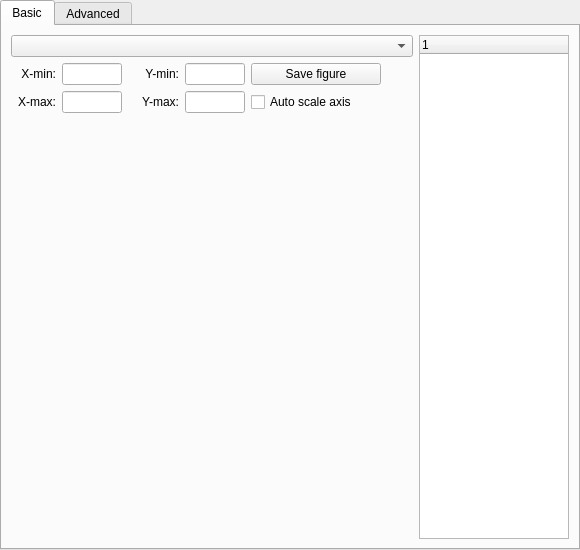
This is mlmodel_UI/plotwindow.ui in classmodel/modelgui as Qt 5 draws it before an edit. The edited form follows.
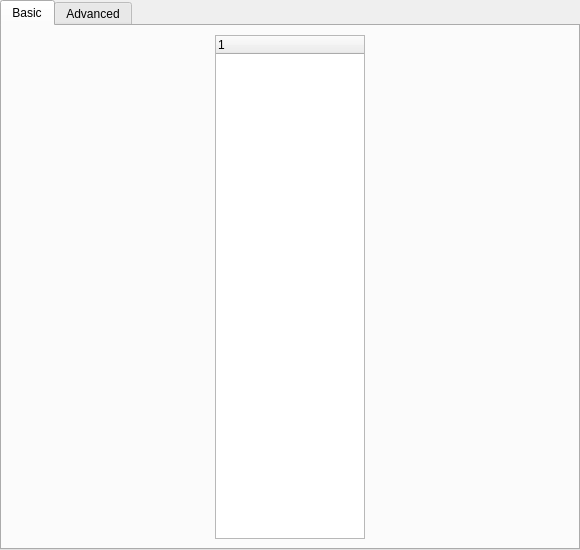
This is the edited form.

Commit message: Added .ui for plotarea -> merged into plotwindow. + minor clean up of code.

```diff
--- a/mlmodel_UI/plotwindow.ui
+++ b/mlmodel_UI/plotwindow.ui
@@ -26,292 +26,17 @@
    <attribute name="title">
     <string>Basic</string>
    </attribute>
-   <layout class="QHBoxLayout" name="horizontalLayout" stretch="1,0">
+   <layout class="QHBoxLayout" name="horizontalLayout" stretch="0">
     <item>
-     <layout class="QVBoxLayout" name="plotLayout">
+     <layout class="QVBoxLayout" name="modelrunlayout">
       <item>
-       <layout class="QGridLayout" name="plotLayoutGrid">
-        <item row="1" column="0">
-         <layout class="QHBoxLayout" name="layout_xmin">
-          <item>
-           <widget class="QLabel" name="xminLabel">
-            <property name="minimumSize">
-             <size>
-              <width>45</width>
-              <height>0</height>
-             </size>
-            </property>
-            <property name="text">
-             <string>X-min:</string>
-            </property>
-            <property name="alignment">
-             <set>Qt::AlignRight|Qt::AlignTrailing|Qt::AlignVCenter</set>
-            </property>
-           </widget>
-          </item>
-          <item>
-           <widget class="QLineEdit" name="xminInput">
-            <property name="minimumSize">
-             <size>
-              <width>60</width>
-              <height>0</height>
-             </size>
-            </property>
-            <property name="maximumSize">
-             <size>
-              <width>100</width>
-              <height>1000</height>
-             </size>
-            </property>
-           </widget>
-          </item>
-         </layout>
-        </item>
-        <item row="1" column="2">
-         <layout class="QHBoxLayout" name="layout_ymin">
-          <property name="sizeConstraint">
-           <enum>QLayout::SetFixedSize</enum>
-          </property>
-          <item>
-           <widget class="QLabel" name="yminLabel">
-            <property name="minimumSize">
-             <size>
-              <width>45</width>
-              <height>0</height>
-             </size>
-            </property>
-            <property name="text">
-             <string>Y-min:</string>
-            </property>
-            <property name="alignment">
-             <set>Qt::AlignRight|Qt::AlignTrailing|Qt::AlignVCenter</set>
-            </property>
-           </widget>
-          </item>
-          <item>
-           <widget class="QLineEdit" name="yminInput">
-            <property name="minimumSize">
-             <size>
-              <width>60</width>
-              <height>0</height>
-             </size>
-            </property>
-            <property name="maximumSize">
-             <size>
-              <width>100</width>
-              <height>1000</height>
-             </size>
-            </property>
-           </widget>
-          </item>
-         </layout>
-        </item>
-        <item row="1" column="4">
-         <spacer name="horizontalSpacer">
-          <property name="orientation">
-           <enum>Qt::Horizontal</enum>
-          </property>
-          <property name="sizeHint" stdset="0">
-           <size>
-            <width>10000</width>
-            <height>20</height>
-           </size>
-          </property>
-         </spacer>
-        </item>
-        <item row="2" column="0">
-         <layout class="QHBoxLayout" name="layout_xmax">
-          <item>
-           <widget class="QLabel" name="xmaxLabel">
-            <property name="minimumSize">
-             <size>
-              <width>45</width>
-              <height>0</height>
-             </size>
-            </property>
-            <property name="text">
-             <string>X-max:</string>
-            </property>
-            <property name="alignment">
-             <set>Qt::AlignRight|Qt::AlignTrailing|Qt::AlignVCenter</set>
-            </property>
-           </widget>
-          </item>
-          <item>
-           <widget class="QLineEdit" name="xmaxInput">
-            <property name="minimumSize">
-             <size>
-              <width>60</width>
-              <height>0</height>
-             </size>
-            </property>
-            <property name="maximumSize">
-             <size>
-              <width>100</width>
-              <height>1000</height>
-             </size>
-            </property>
-           </widget>
-          </item>
-         </layout>
-        </item>
-        <item row="2" column="2">
-         <layout class="QHBoxLayout" name="layout_ymax">
-          <item>
-           <widget class="QLabel" name="ymaxLabel">
-            <property name="minimumSize">
-             <size>
-              <width>45</width>
-              <height>0</height>
-             </size>
-            </property>
-            <property name="text">
-             <string>Y-max:</string>
-            </property>
-            <property name="alignment">
-             <set>Qt::AlignRight|Qt::AlignTrailing|Qt::AlignVCenter</set>
-            </property>
-           </widget>
-          </item>
-          <item>
-           <widget class="QLineEdit" name="ymaxInput">
-            <property name="minimumSize">
-             <size>
-              <width>60</width>
-              <height>0</height>
-             </size>
-            </property>
-            <property name="maximumSize">
-             <size>
-              <width>100</width>
-              <height>1000</height>
-             </size>
-            </property>
-           </widget>
-          </item>
-         </layout>
-        </item>
-        <item row="0" column="0" colspan="5">
-         <widget class="QComboBox" name="plotvar">
-          <property name="maximumSize">
-           <size>
-            <width>2000</width>
-            <height>2000</height>
-           </size>
-          </property>
-         </widget>
-        </item>
-        <item row="1" column="3">
-         <widget class="QPushButton" name="saveButton">
-          <property name="minimumSize">
-           <size>
-            <width>130</width>
-            <height>0</height>
-           </size>
-          </property>
-          <property name="text">
-           <string>Save figure</string>
-          </property>
-         </widget>
-        </item>
-        <item row="2" column="3" colspan="2">
-         <widget class="QCheckBox" name="autoscaleaxis">
-          <property name="text">
-           <string>Auto scale axis</string>
-          </property>
-         </widget>
-        </item>
-       </layout>
-      </item>
-      <item>
-       <widget class="QWidget" name="plotarea" native="true">
+       <widget class="QTreeWidget" name="modelruntree">
         <property name="sizePolicy">
-         <sizepolicy hsizetype="Expanding" vsizetype="Expanding">
-          <horstretch>0</horstretch>
+         <sizepolicy hsizetype="Fixed" vsizetype="Expanding">
+          <horstretch>150</horstretch>
           <verstretch>0</verstretch>
          </sizepolicy>
         </property>
-        <property name="minimumSize">
-         <size>
-          <width>300</width>
-          <height>300</height>
-         </size>
-        </property>
-        <property name="palette">
-         <palette>
-          <active>
-           <colorrole role="Base">
-            <brush brushstyle="SolidPattern">
-             <color alpha="255">
-              <red>255</red>
-              <green>255</green>
-              <blue>255</blue>
-             </color>
-            </brush>
-           </colorrole>
-           <colorrole role="Window">
-            <brush brushstyle="SolidPattern">
-             <color alpha="255">
-              <red>255</red>
-              <green>255</green>
-              <blue>255</blue>
-             </color>
-            </brush>
-           </colorrole>
-          </active>
-          <inactive>
-           <colorrole role="Base">
-            <brush brushstyle="SolidPattern">
-             <color alpha="255">
-              <red>255</red>
-              <green>255</green>
-              <blue>255</blue>
-             </color>
-            </brush>
-           </colorrole>
-           <colorrole role="Window">
-            <brush brushstyle="SolidPattern">
-             <color alpha="255">
-              <red>255</red>
-              <green>255</green>
-              <blue>255</blue>
-             </color>
-            </brush>
-           </colorrole>
-          </inactive>
-          <disabled>
-           <colorrole role="Base">
-            <brush brushstyle="SolidPattern">
-             <color alpha="255">
-              <red>255</red>
-              <green>255</green>
-              <blue>255</blue>
-             </color>
-            </brush>
-           </colorrole>
-           <colorrole role="Window">
-            <brush brushstyle="SolidPattern">
-             <color alpha="255">
-              <red>255</red>
-              <green>255</green>
-              <blue>255</blue>
-             </color>
-            </brush>
-           </colorrole>
-          </disabled>
-         </palette>
-        </property>
-        <property name="autoFillBackground">
-         <bool>false</bool>
-        </property>
-       </widget>
-      </item>
-     </layout>
-    </item>
-    <item>
-     <layout class="QVBoxLayout" name="modelrunlayout">
-      <item>
-       <widget class="QTreeWidget" name="modelruntree">
         <property name="maximumSize">
          <size>
           <width>150</width>
```
The commit also changes 4 other files.
